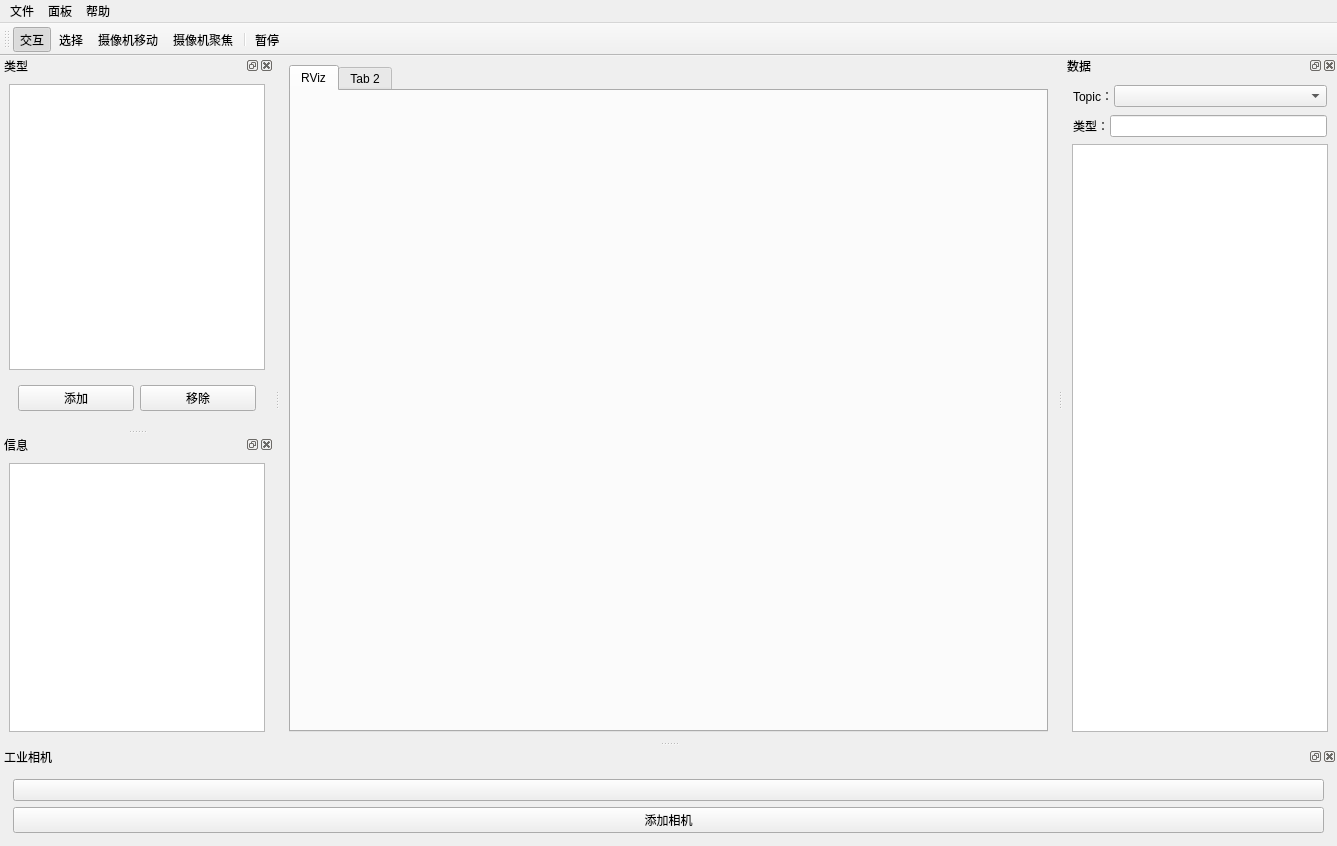
Qt form qt_rviz_demo/ui/main_window.ui (Mith-z/ROS_Qt_RViz) before a commit.
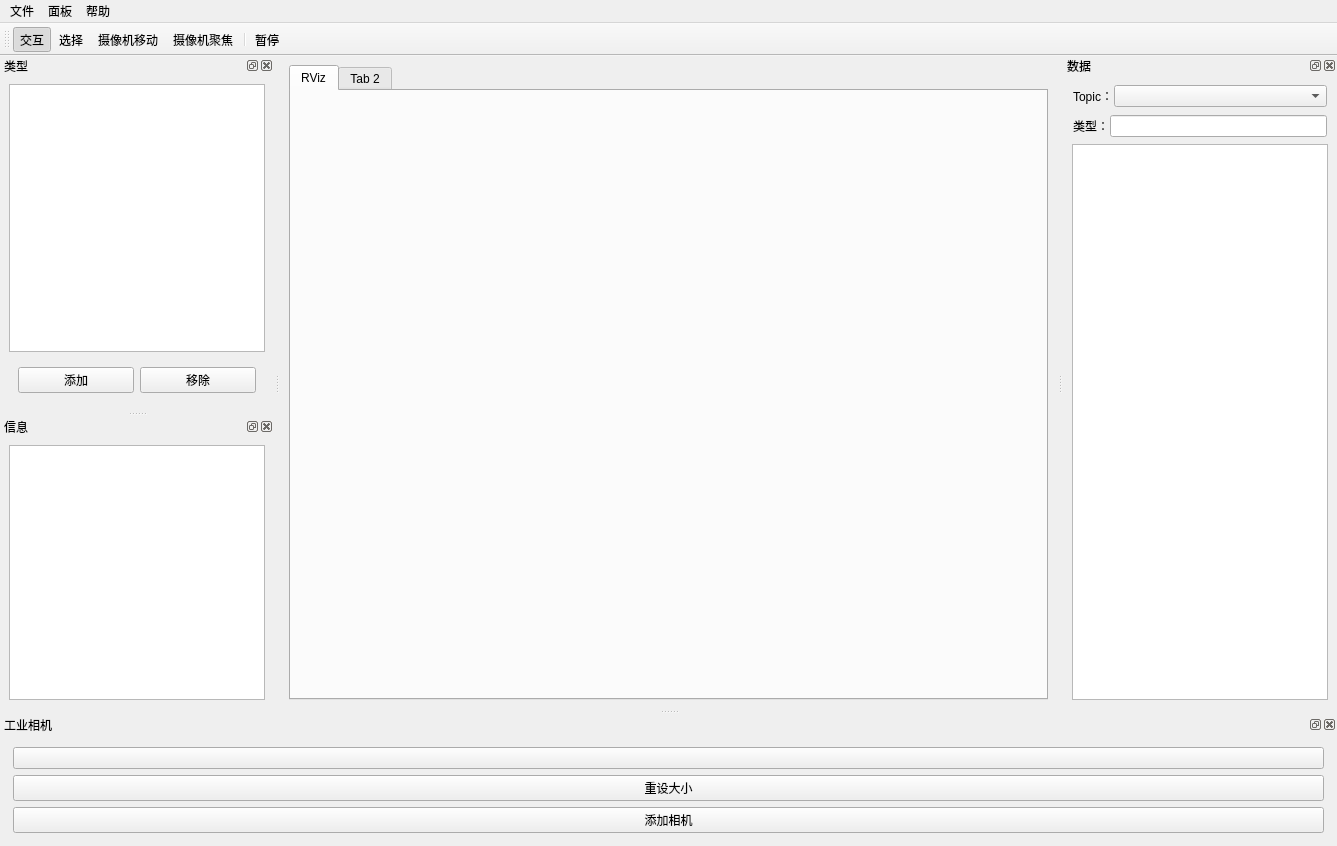
The same form after that commit.

Commit message: camera combobox

Patch:
```diff
--- a/qt_rviz_demo/ui/main_window.ui
+++ b/qt_rviz_demo/ui/main_window.ui
@@ -17,7 +17,7 @@
    <string>MainWindow</string>
   </property>
   <widget class="QWidget" name="centralwidget">
-   <layout class="QHBoxLayout" name="horizontalLayout_7">
+   <layout class="QVBoxLayout" name="verticalLayout_4">
     <item>
      <widget class="QTabWidget" name="displayTabWidget">
       <property name="sizePolicy">
@@ -290,6 +290,13 @@
              </property>
             </widget>
            </item>
+           <item>
+            <widget class="QPushButton" name="cam_resize_Btn">
+             <property name="text">
+              <string>重设大小</string>
+             </property>
+            </widget>
+           </item>
            <item>
             <widget class="QPushButton" name="cam_add_Btn">
              <property name="text">
```
The commit also changes 4 other files.
